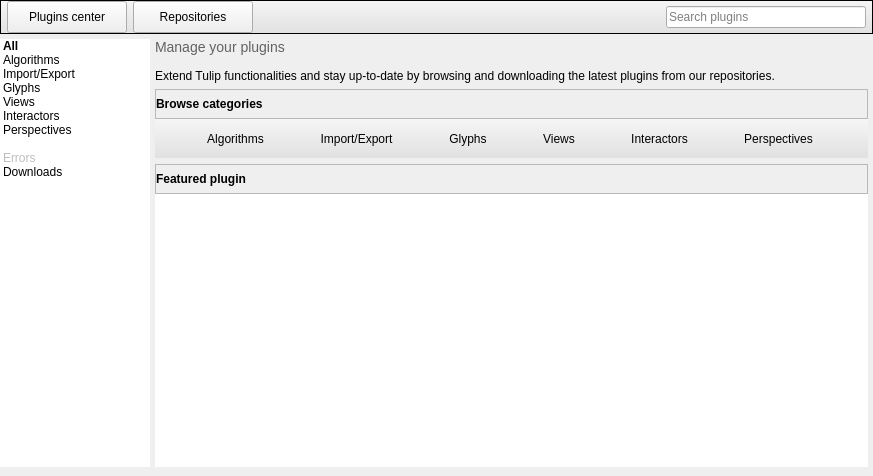
Qt form software/tulip/designer/PluginsCenter.ui (vadivelselvaraj/TulipGLImprovement) before a commit.
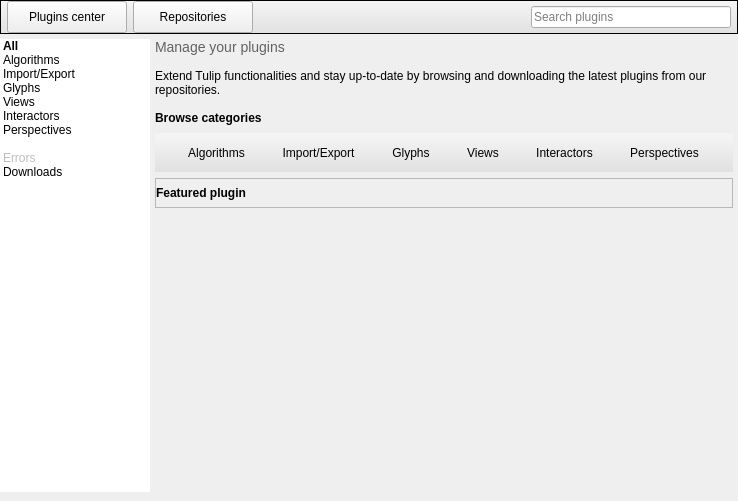
The same form after that commit. Icons and pictures are not drawn. Custom widgets are drawn as their Qt base class.

```diff
--- a/software/tulip/designer/PluginsCenter.ui
+++ b/software/tulip/designer/PluginsCenter.ui
@@ -6,8 +6,8 @@
    <rect>
     <x>0</x>
     <y>0</y>
-    <width>873</width>
-    <height>476</height>
+    <width>738</width>
+    <height>501</height>
    </rect>
   </property>
   <layout class="QVBoxLayout" name="verticalLayout">
@@ -144,12 +144,6 @@
      <property name="spacing">
       <number>0</number>
      </property>
-     <property name="leftMargin">
-      <number>0</number>
-     </property>
-     <property name="rightMargin">
-      <number>0</number>
-     </property>
      <property name="bottomMargin">
       <number>9</number>
      </property>
@@ -158,15 +152,9 @@
        <property name="spacing">
         <number>0</number>
        </property>
-       <property name="leftMargin">
-        <number>0</number>
-       </property>
        <property name="topMargin">
         <number>5</number>
        </property>
-       <property name="bottomMargin">
-        <number>0</number>
-       </property>
        <item>
         <widget class="QListWidget" name="pluginsSideList">
          <property name="sizePolicy">
@@ -198,15 +186,6 @@
          <property name="frameShape">
           <enum>QFrame::NoFrame</enum>
          </property>
-         <property name="alternatingRowColors">
-          <bool>false</bool>
-         </property>
-         <property name="flow">
-          <enum>QListView::TopToBottom</enum>
-         </property>
-         <property name="isWrapping" stdset="0">
-          <bool>false</bool>
-         </property>
          <item>
           <property name="text">
            <string>All</string>
@@ -311,12 +290,6 @@
      </item>
      <item>
       <widget class="QStackedWidget" name="pluginsContent">
-       <property name="styleSheet">
-        <string notr="true"/>
-       </property>
-       <property name="currentIndex">
-        <number>0</number>
-       </property>
        <widget class="QWidget" name="homePage">
         <layout class="QVBoxLayout" name="verticalLayout_3">
          <property name="leftMargin">
@@ -360,12 +333,6 @@
            <property name="spacing">
             <number>0</number>
            </property>
-           <property name="topMargin">
-            <number>0</number>
-           </property>
-           <property name="bottomMargin">
-            <number>0</number>
-           </property>
            <item>
             <widget class="QFrame" name="pluginsListTitleFrame">
              <property name="minimumSize">
@@ -386,23 +353,14 @@
 	border-right: 1px solid &quot;#C9C9C9&quot;;
 }</string>
              </property>
-             <property name="frameShape">
-              <enum>QFrame::StyledPanel</enum>
-             </property>
-             <property name="frameShadow">
-              <enum>QFrame::Raised</enum>
-             </property>
              <layout class="QVBoxLayout" name="verticalLayout_5">
-              <property name="spacing">
-               <number>0</number>
-              </property>
               <property name="margin">
                <number>0</number>
               </property>
               <item>
                <widget class="QLabel" name="pluginsListTitle">
                 <property name="text">
-                 <string>&lt;html&gt;&lt;head/&gt;&lt;body&gt;&lt;b&gt;Browse categories&lt;/b&gt;&lt;/body&gt;&lt;/html&gt;</string>
+                 <string>&lt;b&gt;Browse categories&lt;/b&gt;</string>
                 </property>
                </widget>
               </item>
@@ -411,12 +369,6 @@
            </item>
            <item>
             <widget class="QFrame" name="pluginsListFrame">
-             <property name="sizePolicy">
-              <sizepolicy hsizetype="Preferred" vsizetype="Maximum">
-               <horstretch>0</horstretch>
-               <verstretch>0</verstretch>
-              </sizepolicy>
-             </property>
              <property name="styleSheet">
               <string notr="true">QFrame#pluginsListFrame {
 background-color: qlineargradient(spread:pad, x1:0, y1:0, x2:0, y2:1, stop:0 rgba(245, 245, 245, 255), stop:1 rgba(225,225,225, 255)); 
@@ -425,12 +377,6 @@
 border-bottom: 1px solid &quot;#C9C9C9&quot;;
 }</string>
              </property>
-             <property name="frameShape">
-              <enum>QFrame::NoFrame</enum>
-             </property>
-             <property name="frameShadow">
-              <enum>QFrame::Raised</enum>
-             </property>
              <layout class="QGridLayout" name="gridLayout_2">
               <item row="0" column="0">
                <widget class="QToolButton" name="browseAlgorithmsButton">
@@ -583,12 +529,6 @@
            <property name="spacing">
             <number>0</number>
            </property>
-           <property name="topMargin">
-            <number>0</number>
-           </property>
-           <property name="bottomMargin">
-            <number>0</number>
-           </property>
            <item>
             <widget class="QFrame" name="featuredTitleFrame">
              <property name="minimumSize">
@@ -625,7 +565,7 @@
               <item>
                <widget class="QLabel" name="featuredTitle">
                 <property name="text">
-                 <string>&lt;html&gt;&lt;head/&gt;&lt;body&gt;&lt;b&gt;Featured plugin&lt;/b&gt;&lt;/body&gt;&lt;/html&gt;</string>
+                 <string>&lt;b&gt;Featured plugin&lt;/b&gt;</string>
                 </property>
                </widget>
               </item>
@@ -634,15 +574,6 @@
            </item>
            <item>
             <widget class="QScrollArea" name="featuredFrame">
-             <property name="sizePolicy">
-              <sizepolicy hsizetype="Preferred" vsizetype="Expanding">
-               <horstretch>0</horstretch>
-               <verstretch>0</verstretch>
-              </sizepolicy>
-             </property>
-             <property name="styleSheet">
-              <string notr="true"/>
-             </property>
              <property name="frameShape">
               <enum>QFrame::NoFrame</enum>
              </property>
@@ -654,18 +585,10 @@
                <rect>
                 <x>0</x>
                 <y>0</y>
-                <width>707</width>
-                <height>188</height>
+                <width>572</width>
+                <height>222</height>
                </rect>
               </property>
-              <property name="styleSheet">
-               <string notr="true">QWidget#featuredContent {
-background-color: white;
-border-left: 1px solid &quot;#C9C9C9&quot;;
-border-right: 1px solid &quot;#C9C9C9&quot;;
-border-bottom: 1px solid &quot;#C9C9C9&quot;;
-}</string>
-              </property>
              </widget>
             </widget>
            </item>
```
Left out of the diff: 64 changed lines with no effect on the pictures.
